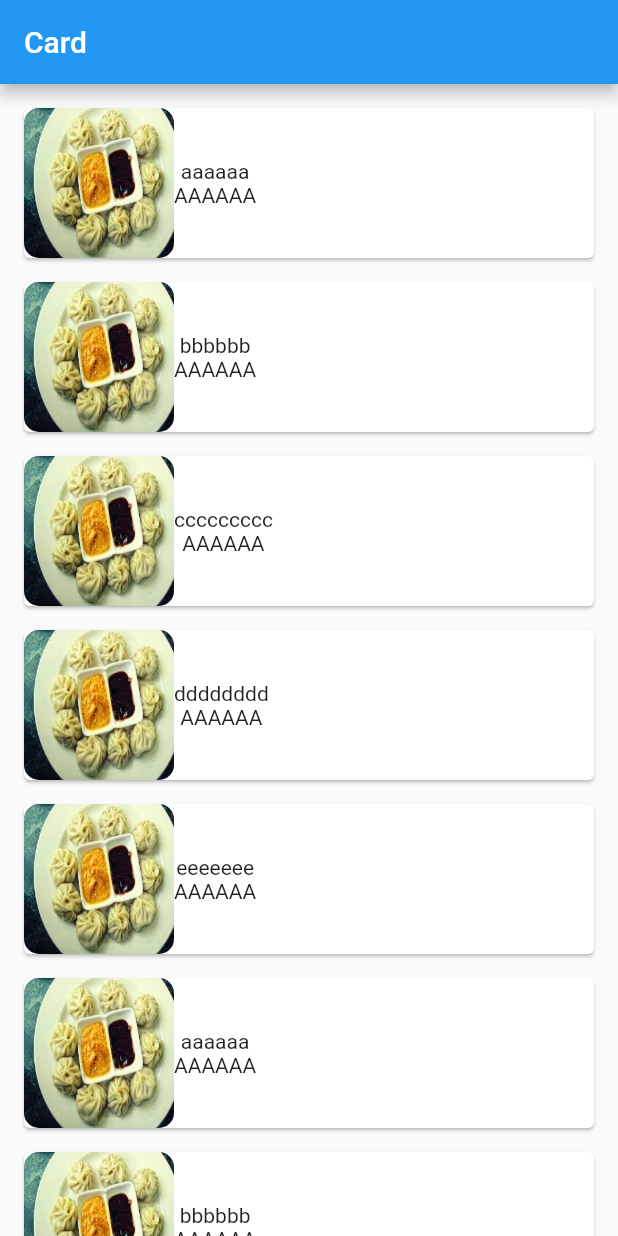
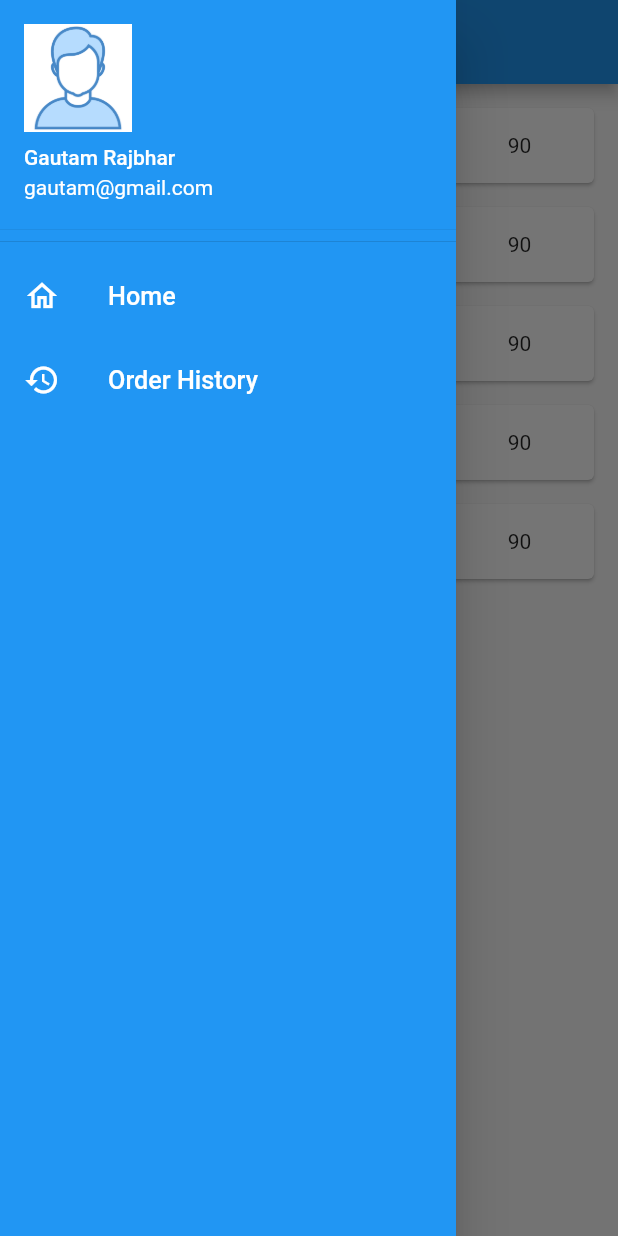
Before and after one commit to gtmraj7777/flutter_card, a Flutter app: the screen it shows after launch, with the side drawer open (before the commit the screen has no drawer), on a phone screen of 412 x 824 dp. Run offline on Flutter 3.47's test engine with Material 2 defaults, Android fonts, the phone set to English and light mode, and no system bars.

Commit message:
drawer complete

```diff
--- /dev/null
+++ b/lib/Order.dart
@@ -0,0 +1,42 @@
+
+
+class Order{
+  String _foodImage;
+  String _foodName;
+  String _foodPrice;
+  String _foodQuantity;
+  String _totalPrice;
+
+  Order(this._foodImage, this._foodName, this._foodPrice, this._foodQuantity,
+      this._totalPrice);
+
+  String get totalPrice => _totalPrice;
+
+  set totalPrice(String value) {
+    _totalPrice = value;
+  }
+
+  String get foodQuantity => _foodQuantity;
+
+  set foodQuantity(String value) {
+    _foodQuantity = value;
+  }
+
+  String get foodPrice => _foodPrice;
+
+  set foodPrice(String value) {
+    _foodPrice = value;
+  }
+
+  String get foodName => _foodName;
+
+  set foodName(String value) {
+    _foodName = value;
+  }
+
+  String get foodImage => _foodImage;
+
+  set foodImage(String value) {
+    _foodImage = value;
+  }
+}
--- /dev/null
+++ b/lib/drawer.dart
@@ -0,0 +1,77 @@
+import 'package:flutter/material.dart';
+
+import 'history_screen.dart';
+import 'home_screen.dart';
+
+class MyDrawer extends StatelessWidget {
+  const MyDrawer({Key? key}) : super(key: key);
+
+  @override
+  Widget build(BuildContext context) {
+    return Drawer(
+      child: Container(
+        color: Colors.blue,
+        child: ListView(
+          children: [
+            DrawerHeader(
+
+              padding: EdgeInsets.zero,
+                child: UserAccountsDrawerHeader(
+                  accountEmail: Text("gautam@gmail.com"),
+                  accountName: Text("Gautam Rajbhar"),
+                  currentAccountPicture: Image.asset('assets/images/user.png'),
+
+
+            )),
+
+
+            ListTile(
+              onTap: (){
+                Navigator.push(
+                  context,
+                  MaterialPageRoute(builder: (context) => HomeScreen()),
+                );
+              },
+
+              leading: Icon(
+                Icons.home_outlined,
+                color: Colors.white,
+              ),
+              title: Text(
+                "Home",
+                textScaleFactor: 1.2,
+                style: TextStyle(
+                  color: Colors.white
+                ),
+              ),
+
+            ),
+            ListTile(
+
+              onTap: (){
+                Navigator.push(
+                  context,
+                  MaterialPageRoute(builder: (context) => HistoryScreen()),
+                );
+              },
+              leading: Icon(
+                Icons.history,
+                color: Colors.white,
+              ),
+              title: Text(
+                "Order History",
+                textScaleFactor: 1.2,
+                style: TextStyle(
+                    color: Colors.white
+                ),
+              ),
+
+            ),
+
+
+          ],
+        ),
+      ),
+    );
+  }
+}
--- /dev/null
+++ b/lib/history_screen.dart
@@ -0,0 +1,120 @@
+
+import 'package:flutter/material.dart';
+
+import 'Order.dart';
+import 'drawer.dart';
+import 'item.dart';
+
+
+class HistoryScreen extends StatefulWidget {
+  const HistoryScreen({Key? key}) : super(key: key);
+
+  @override
+  _HistoryScreenState createState() => _HistoryScreenState();
+}
+
+class _HistoryScreenState extends State<HistoryScreen> {
+
+
+
+  List<Item> items = [
+    Item("assets/images/momos.jpg", "aaaaaa", "AAAAAA"),
+    Item("assets/images/bonda.jpg", "bbbbbb", "AAAAAA"),
+    Item("CCCCCCC", "ccccccccc", "AAAAAA"),
+    Item("DDDDD", "dddddddd", "AAAAAA"),
+    Item("EEEEEE", "eeeeeee", "AAAAAA"),
+  ];
+
+
+
+  List<Order> orders = [
+    Order("assets/images/momos.jpg","Pastry","45","2","90"),
+    Order("assets/images/momos.jpg","Pastry","45","2","90"),
+    Order("assets/images/momos.jpg","Pastry","45","2","90"),
+    Order("assets/images/momos.jpg","Pastry","45","2","90"),
+    Order("assets/images/momos.jpg","Pastry","45","2","90"),
+  ];
+
+
+  Widget itemTemplate(Order order){
+    return GestureDetector(
+      // onTap: (){
+      //   print(item.itemName);
+      //   Navigator.push(
+      //     context,
+      //     MaterialPageRoute(builder: (context) => ItemDetail(item)),
+      //   );
+      //   print("JJJJJJJJ");
+      // },
+      child: Card(
+
+
+        margin: EdgeInsets.fromLTRB(16.0, 16.0, 16.0, 0),
+
+        child: Row(
+          mainAxisAlignment: MainAxisAlignment.spaceEvenly,
+
+           children: [
+
+            ClipRRect(
+              borderRadius: new BorderRadius.circular(10.0),
+              child: Image(
+                fit: BoxFit.fill,
+                image: AssetImage(orders[1].foodImage),
+                width: 50.0,
+                height: 50.0,
+              ),
+            ),
+
+            //  Image.asset('assets/images/momos.jpg'),
+
+            // Column(
+            //   children: [
+            //     Text('${item.itemName}'),
+            //     Text('${item.itemPrice}'),
+            //   ],
+            // )
+
+            Text("${order.foodName}"),
+            Text("${order.foodPrice}"),
+            Text("${order.foodQuantity}"),
+            Text("${order.totalPrice}"),
+
+
+          ],
+
+
+        ),
+
+
+      ),
+    );
+  }
+
+
+
+
+
+  @override
+  Widget build(BuildContext context) {
+    return MaterialApp(
+      debugShowCheckedModeBanner: false,
+      home: Scaffold(
+        appBar: AppBar(title: Text("Order History"),),
+          body: ListView.builder(
+          itemCount: orders.length,
+          itemBuilder: (BuildContext context,int index){
+
+            return itemTemplate(orders[index]);
+
+          }
+
+
+
+      ),
+
+        drawer: MyDrawer(),
+      ),
+    );
+  }
+}
--- a/lib/home_screen.dart
+++ b/lib/home_screen.dart
@@ -1,6 +1,7 @@
 import 'package:card_app/test_file.dart';
 import 'package:flutter/material.dart';
 
+import 'drawer.dart';
 import 'item.dart';
 import 'item_detail.dart';
 
@@ -19,8 +20,8 @@ class _HomeScreenState extends State<HomeScreen> {
 
 
   List<Item> items = [
-    Item("AAAAA", "aaaaaa", "AAAAAA"),
-    Item("BBBBBB", "bbbbbb", "AAAAAA"),
+    Item("assets/images/momos.jpg", "aaaaaa", "AAAAAA"),
+    Item("assets/images/bonda.jpg", "bbbbbb", "AAAAAA"),
     Item("CCCCCCC", "ccccccccc", "AAAAAA"),
     Item("DDDDD", "dddddddd", "AAAAAA"),
     Item("EEEEEE", "eeeeeee", "AAAAAA"),
@@ -65,7 +66,7 @@ class _HomeScreenState extends State<HomeScreen> {
               borderRadius: new BorderRadius.circular(10.0),
               child: Image(
                 fit: BoxFit.fill,
-                image: AssetImage('assets/images/momos.jpg'),
+                image: AssetImage(items[1].itemImage),
                 width: 100.0,
                 height: 100.0,
               ),
@@ -124,7 +125,7 @@ class _HomeScreenState extends State<HomeScreen> {
     return MaterialApp(
       debugShowCheckedModeBanner: false,
       home: Scaffold(
-        appBar: AppBar(title:  Text("Card"),),
+        appBar: AppBar(title:  Text("Zomato"),),
         // body: Column(
         //   // children: items.map((item) => Text('${item.itemImage}  ${item.itemName}  ${item.itemPrice}')).toList(),
         //
@@ -145,7 +146,7 @@ class _HomeScreenState extends State<HomeScreen> {
         ),
 
 
-
+        drawer: MyDrawer(),
 
       ),
     );
--- a/lib/main.dart
+++ b/lib/main.dart
@@ -1,6 +1,7 @@
 import 'package:card_app/test_file.dart';
 import 'package:flutter/material.dart';
 
+import 'history_screen.dart';
 import 'home_screen.dart';
 import 'item.dart';
 import 'item_detail.dart';
@@ -24,7 +25,8 @@ class _MyWidgetState extends State<MyWidget> {
       initialRoute: "/",
       routes: {
 
-        "/":(contex) => HomeScreen(),
+      //  "/":(contex) => HomeScreen(),
+        "/":(contex) => HistoryScreen(),
       //  "/registration":(contex) => Registration(),
        // "/login":(contex) => LoginScreen(),
       //  "/category":(contex) => CategoryScreen(),
```
Also changed, not shown: assets/images/bonda.jpg (added), assets/images/user.png (added).
